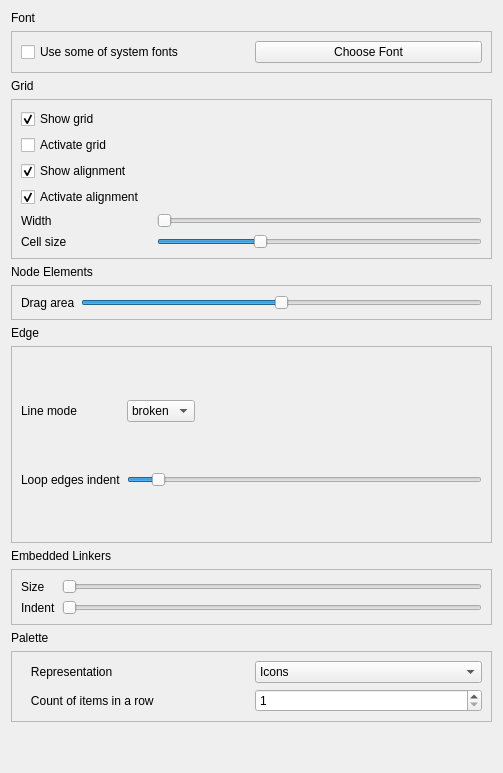
First picture: the form in qrgui/preferencesDialog/preferencesPages/editorPage.ui, repository trikset/trik-studio, before the edit.
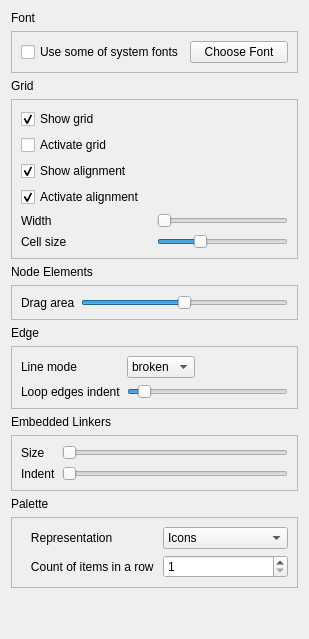
Second picture: the form after the edit.

Commit message: Fix #181 and other minor fixes for setting layout

```diff
--- a/qrgui/preferencesDialog/preferencesPages/editorPage.ui
+++ b/qrgui/preferencesDialog/preferencesPages/editorPage.ui
@@ -2,20 +2,6 @@
 <ui version="4.0">
  <class>PreferencesEditorPage</class>
  <widget class="QWidget" name="PreferencesEditorPage">
-  <property name="geometry">
-   <rect>
-    <x>0</x>
-    <y>0</y>
-    <width>503</width>
-    <height>773</height>
-   </rect>
-  </property>
-  <property name="sizePolicy">
-   <sizepolicy hsizetype="Preferred" vsizetype="Preferred">
-    <horstretch>0</horstretch>
-    <verstretch>0</verstretch>
-   </sizepolicy>
-  </property>
   <property name="minimumSize">
    <size>
     <width>50</width>
@@ -319,12 +305,6 @@
    </item>
    <item>
     <widget class="QFrame" name="frame_7">
-     <property name="sizePolicy">
-      <sizepolicy hsizetype="Preferred" vsizetype="Preferred">
-       <horstretch>0</horstretch>
-       <verstretch>30</verstretch>
-      </sizepolicy>
-     </property>
      <property name="minimumSize">
       <size>
        <width>0</width>
@@ -353,12 +333,6 @@
       </item>
       <item row="0" column="1">
        <widget class="QComboBox" name="lineMode">
-        <property name="sizePolicy">
-         <sizepolicy hsizetype="Preferred" vsizetype="Fixed">
-          <horstretch>0</horstretch>
-          <verstretch>0</verstretch>
-         </sizepolicy>
-        </property>
         <property name="minimumSize">
          <size>
           <width>0</width>
@@ -405,7 +379,7 @@
       <item row="1" column="1" colspan="2">
        <widget class="QSlider" name="loopEdgeBoundsIndent">
         <property name="sizePolicy">
-         <sizepolicy hsizetype="Expanding" vsizetype="Fixed">
+         <sizepolicy hsizetype="Expanding" vsizetype="Preferred">
           <horstretch>0</horstretch>
           <verstretch>0</verstretch>
          </sizepolicy>
```
The commit also changes 3 other files.
